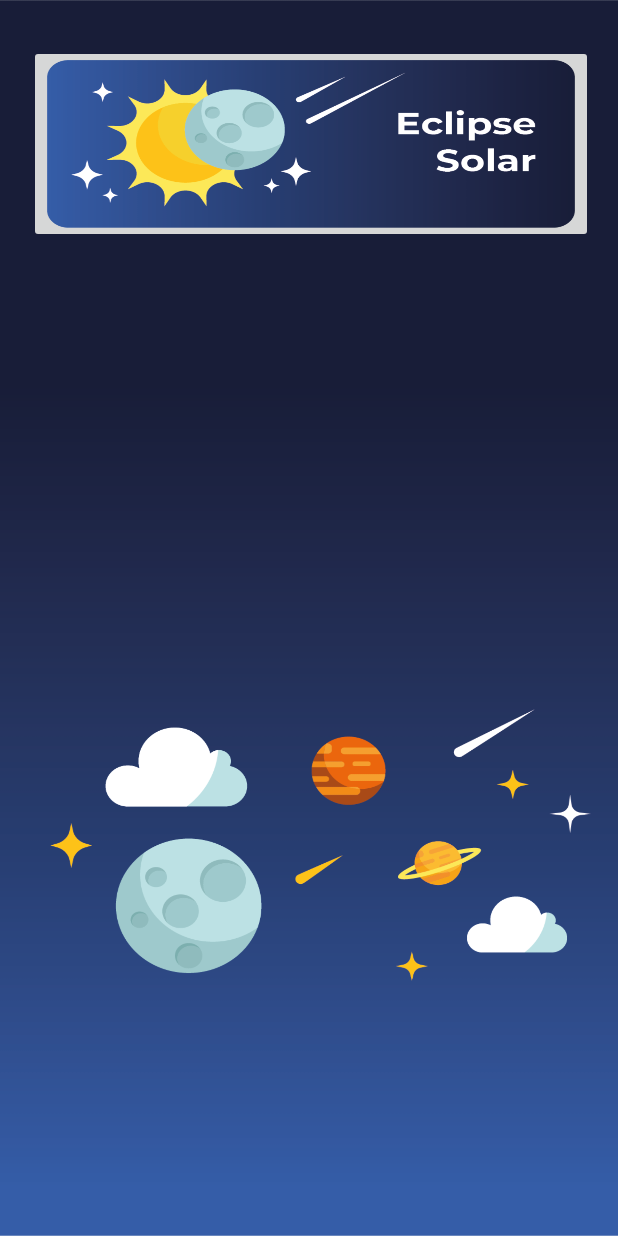
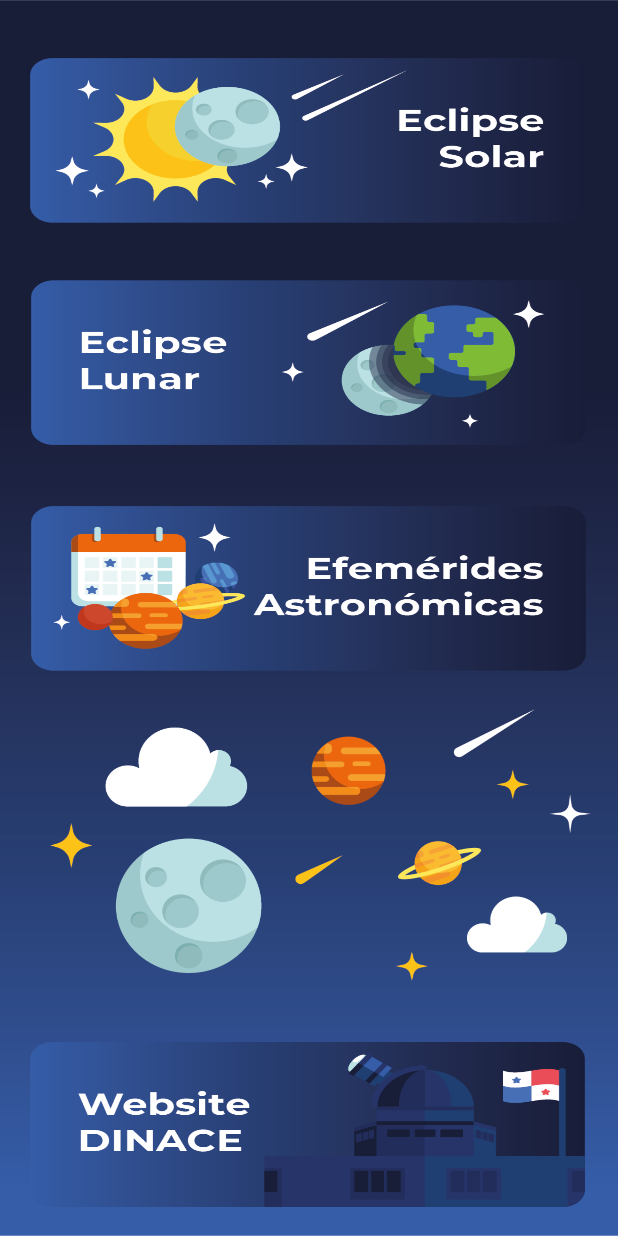
Before and after one commit to EvanGonzalez/DINASE_SEMESTRAL, an Android app: the screen it shows after launch (menu), on a phone screen of 412 x 824 dp. Run offline under Robolectric (Android 15) with nearby library versions, the phone set to English and light mode, and no system bars.

Commit message:
menu cambio 2

```diff
--- a/app/src/main/res/layout/activity_menu.xml
+++ b/app/src/main/res/layout/activity_menu.xml
@@ -5,18 +5,69 @@
     android:layout_width="match_parent"
     android:layout_height="match_parent"
     android:background="@drawable/fondobotones"
-    tools:context=".menu" >
+    tools:context=".menu">
 
     <ImageButton
         android:id="@+id/imageButton"
-        android:layout_width="376dp"
-        android:layout_height="132dp"
+        android:layout_width="370dp"
+        android:layout_height="110dp"
+        android:layout_marginBottom="2dp"
+        android:background="#00FFFFFF"
         android:scaleType="fitXY"
         app:layout_constraintBottom_toBottomOf="parent"
         app:layout_constraintEnd_toEndOf="parent"
-        app:layout_constraintHorizontal_bias="0.542"
+        app:layout_constraintHorizontal_bias="0.484"
         app:layout_constraintStart_toStartOf="parent"
         app:layout_constraintTop_toTopOf="parent"
-        app:layout_constraintVertical_bias="0.043"
-        app:srcCompat="@drawable/boton1" />
+        app:layout_constraintVertical_bias="0.054"
+        app:srcCompat="@drawable/boton1"
+        tools:ignore="SpeakableTextPresentCheck" />
+
+    <ImageButton
+        android:id="@+id/imageButton2"
+        android:layout_width="370dp"
+        android:layout_height="110dp"
+        android:layout_marginTop="2dp"
+        android:layout_marginBottom="5dp"
+        android:background="#00FFFFFF"
+        android:scaleType="fitXY"
+        app:layout_constraintBottom_toBottomOf="parent"
+        app:layout_constraintEnd_toEndOf="parent"
+        app:layout_constraintHorizontal_bias="0.485"
+        app:layout_constraintStart_toStartOf="parent"
+        app:layout_constraintTop_toTopOf="parent"
+        app:layout_constraintVertical_bias="0.261"
+        app:srcCompat="@drawable/boton2"
+        tools:ignore="SpeakableTextPresentCheck" />
+
+    <ImageButton
+        android:id="@+id/imageButton3"
+        android:layout_width="370dp"
+        android:layout_height="110dp"
+        android:layout_marginTop="2dp"
+        android:background="#00FFFFFF"
+        android:scaleType="fitXY"
+        app:layout_constraintBottom_toBottomOf="parent"
+        app:layout_constraintEnd_toEndOf="parent"
+        app:layout_constraintHorizontal_bias="0.485"
+        app:layout_constraintStart_toStartOf="parent"
+        app:layout_constraintTop_toTopOf="parent"
+        app:layout_constraintVertical_bias="0.471"
+        app:srcCompat="@drawable/boton3"
+        tools:ignore="SpeakableTextPresentCheck" />
+
+    <ImageButton
+        android:id="@+id/imageButton4"
+        android:layout_width="370dp"
+        android:layout_height="110dp"
+        android:background="#00FFFFFF"
+        android:scaleType="fitXY"
+        app:layout_constraintBottom_toBottomOf="parent"
+        app:layout_constraintEnd_toEndOf="parent"
+        app:layout_constraintHorizontal_bias="0.484"
+        app:layout_constraintStart_toStartOf="parent"
+        app:layout_constraintTop_toTopOf="parent"
+        app:layout_constraintVertical_bias="0.973"
+        app:srcCompat="@drawable/boton4"
+        tools:ignore="SpeakableTextPresentCheck" />
 </androidx.constraintlayout.widget.ConstraintLayout>
```
